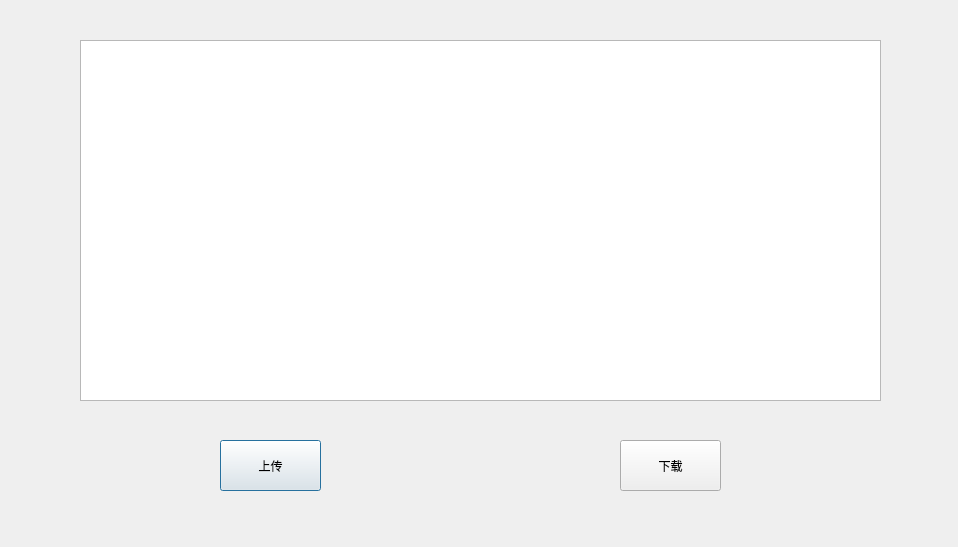
Old version of the form ftpdialog.ui in the repository GameRushGo/GameClient.
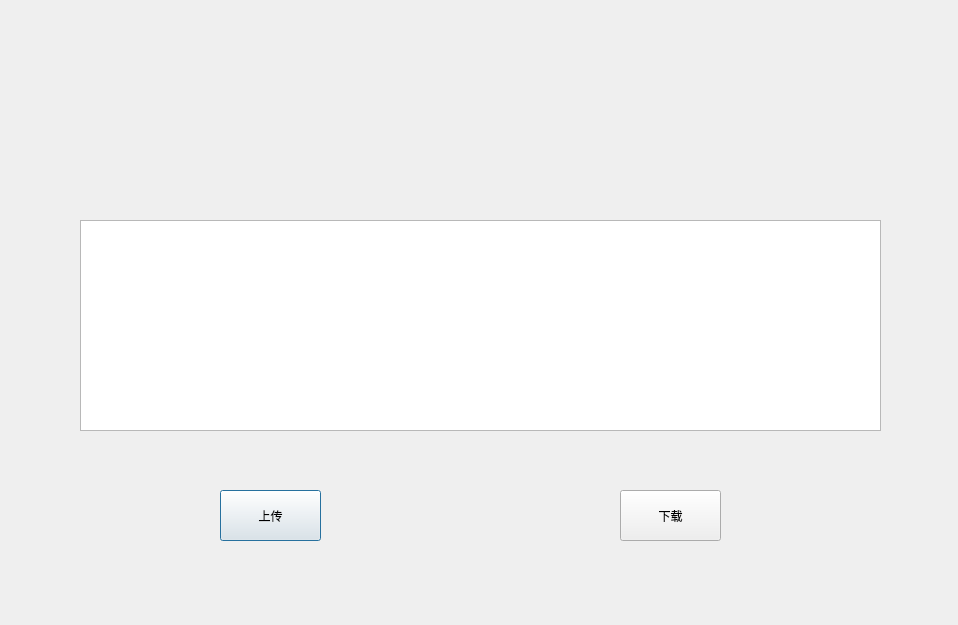
New version of the form.

Diff of the .ui file:
```diff
--- a/ftpdialog.ui
+++ b/ftpdialog.ui
@@ -7,7 +7,7 @@
     <x>0</x>
     <y>0</y>
     <width>958</width>
-    <height>547</height>
+    <height>625</height>
    </rect>
   </property>
   <property name="windowTitle">
@@ -17,7 +17,7 @@
    <property name="geometry">
     <rect>
      <x>220</x>
-     <y>440</y>
+     <y>490</y>
      <width>101</width>
      <height>51</height>
     </rect>
@@ -30,7 +30,7 @@
    <property name="geometry">
     <rect>
      <x>620</x>
-     <y>440</y>
+     <y>490</y>
      <width>101</width>
      <height>51</height>
     </rect>
@@ -43,9 +43,9 @@
    <property name="geometry">
     <rect>
      <x>80</x>
-     <y>40</y>
+     <y>220</y>
      <width>801</width>
-     <height>361</height>
+     <height>211</height>
     </rect>
    </property>
   </widget>
```
Left out of the diff: 2 changed lines with no effect on the pictures.
